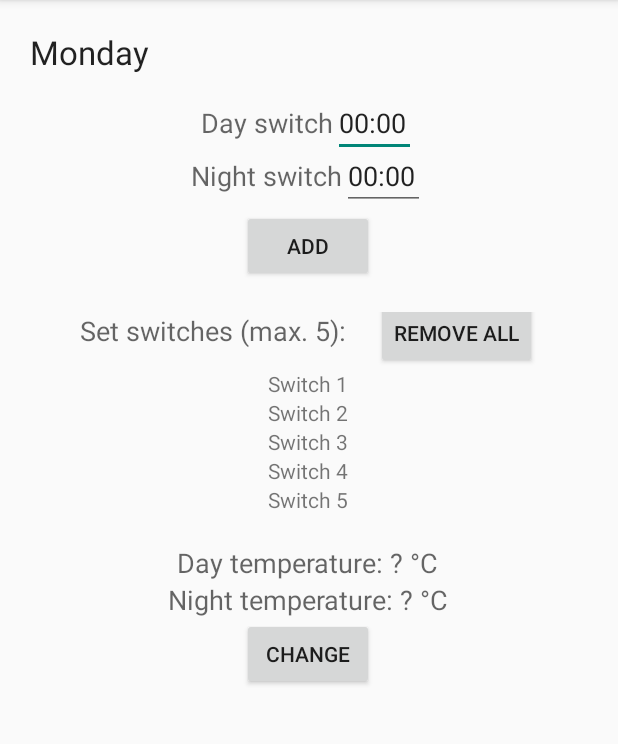
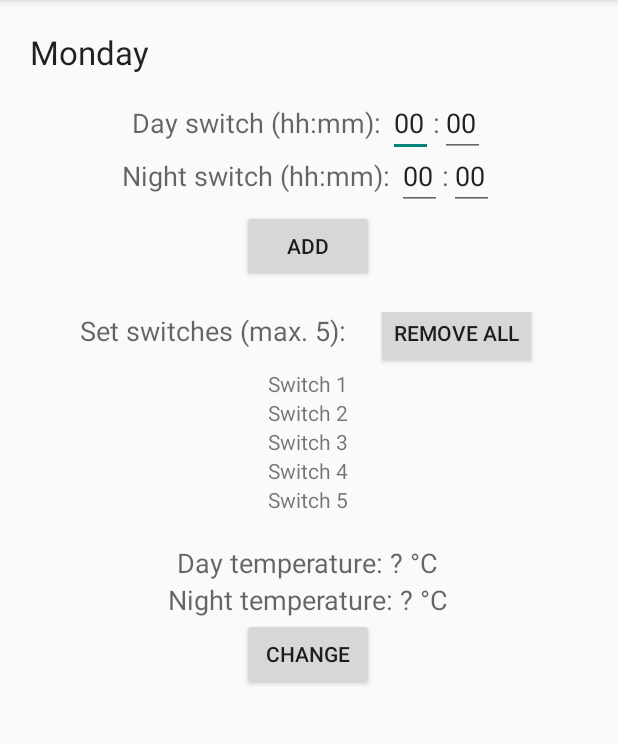
Before and after one commit to HTI-35/Thermostat, an Android app: the Monday screen opened directly, with no data from a screen before it, on a phone screen of 412 x 824 dp, the part 84-828 px from its top. Run offline under Robolectric (Android 15) with nearby library versions, the phone set to English and light mode, and no system bars; network calls fail; 3 statements that could not run were skipped.

Commit message:
Input filters for setting switches
filters: hrs 00-24, mins 00-59, all fields max 2 characters (must be
numbers); fix so that when user presses Next (tab) it goes to the right
input field; attempt to get cursor at index 2 when this is done but it
doesn't work for all fields

```diff
--- /dev/null
+++ b/DemoThermostat/app/src/main/java/nl/tue/demothermostat/InputFilterMinMax.java
@@ -0,0 +1,40 @@
+package nl.tue.demothermostat;
+
+import android.text.InputFilter;
+import android.text.Spanned;
+
+// class to set input filter for day & night switch input (00-24 for hours and 00-59 for minutes)
+// code taken from StackOverflow
+
+public class InputFilterMinMax implements InputFilter {
+
+    private int min, max;
+
+    public InputFilterMinMax(int min, int max) {
+        this.min = min;
+        this.max = max;
+    }
+
+    public InputFilterMinMax(String min, String max) {
+        this.min = Integer.parseInt(min);
+        this.max = Integer.parseInt(max);
+    }
+
+    @Override
+    public CharSequence filter(CharSequence source, int start, int end, Spanned dest, int dstart, int dend) {
+        try {
+            // Remove the string out of destination that is to be replaced
+            String newVal = dest.toString().substring(0, dstart) + dest.toString().substring(dend, dest.toString().length());
+            // Add the new string in
+            newVal = newVal.substring(0, dstart) + source.toString() + newVal.substring(dstart, newVal.length());
+            int input = Integer.parseInt(newVal);
+            if (isInRange(min, max, input))
+                return null;
+        } catch (NumberFormatException nfe) { }
+        return "";
+    }
+
+    private boolean isInRange(int a, int b, int c) {
+        return b > a ? c >= a && c <= b : c >= b && c <= a;
+    }
+}
--- a/DemoThermostat/app/src/main/java/nl/tue/demothermostat/Monday.java
+++ b/DemoThermostat/app/src/main/java/nl/tue/demothermostat/Monday.java
@@ -3,6 +3,7 @@ package nl.tue.demothermostat;
 import android.app.Activity;
 import android.content.Intent;
 import android.os.Bundle;
+import android.text.InputFilter;
 import android.view.View;
 import android.widget.Button;
 import android.widget.EditText;
@@ -28,7 +29,7 @@ public class Monday extends Day {
     TextView nightTempText;
     TextView mondayDayTemp;
     TextView mondayNightTemp;
-    EditText daySwitchText, nightSwitchText;
+    EditText daySwitchHrs, daySwitchMins, nightSwitchHrs, nightSwitchMins;
     double dayTemp; //day temperature
     double nightTemp; //night temperature
 
@@ -54,8 +55,23 @@ public class Monday extends Day {
         mondayDayTemp = (TextView)findViewById(R.id.mondayDayTemp);
         mondayNightTemp = (TextView)findViewById(R.id.mondayNightTemp);
 
-        daySwitchText = (EditText)findViewById(R.id.mondayDayTime);
-        nightSwitchText = (EditText)findViewById(R.id.mondayNightTime);
+        daySwitchHrs = (EditText)findViewById(R.id.mondayDayTimeHrs);
+        daySwitchMins = (EditText)findViewById(R.id.mondayDayTimeMins);
+        nightSwitchHrs = (EditText)findViewById(R.id.mondayNightTimeMins);
+        nightSwitchMins = (EditText)findViewById(R.id.mondayDayTimeMins);
+
+        //set input filters on switches
+        int maxLength = 2;
+        daySwitchHrs.setFilters(new InputFilter[]{new InputFilterMinMax("00", "24"), new InputFilter.LengthFilter(maxLength)});
+        nightSwitchMins.setFilters(new InputFilter[]{new InputFilterMinMax("00", "59"), new InputFilter.LengthFilter(maxLength)});
+        nightSwitchHrs.setFilters(new InputFilter[]{new InputFilterMinMax("00", "24"), new InputFilter.LengthFilter(maxLength)});
+        nightSwitchMins.setFilters(new InputFilter[]{new InputFilterMinMax("00", "59"), new InputFilter.LengthFilter(maxLength)});
+        //make sure cursor is on the right side of the edittext when user presses 'next'
+        //doesn't work for nightSwitchHrs for some reason.
+        daySwitchHrs.setSelection(2);
+        daySwitchMins.setSelection(2);
+        nightSwitchHrs.setSelection(2);
+        nightSwitchMins.setSelection(2);
 
         new Thread(new Runnable() {
             @Override
@@ -65,7 +81,7 @@ public class Monday extends Day {
                     nightTemp = Double.parseDouble(HeatingSystem.get("nightTemperature"));
 
                     mondayDayTemp.setText("Day Temperature: " + dayTemp + " \u2103");
-                    mondayNightTemp.setText("NightTemperature: " + nightTemp +  " \u2103");
+                    mondayNightTemp.setText("Night Temperature: " + nightTemp +  " \u2103");
                     //Showing weekprogram
                     wkProgram = HeatingSystem.getWeekProgram();
                 } catch (Exception e) {
@@ -75,7 +91,6 @@ public class Monday extends Day {
         }).start();
 
         //todo: timer to get day temp & night temp continuously from server
-        //once i can get it to display in the first place that is...
 
         new Thread(new Runnable() {
             @Override
@@ -163,7 +178,7 @@ public class Monday extends Day {
                         @Override
                         public void run() {
                             mondayDayTemp.setText("Day Temperature: " + dayTemp + " \u2103");
-                            mondayNightTemp.setText("NightTemperature: " + nightTemp +  " \u2103");
+                            mondayNightTemp.setText("Night Temperature: " + nightTemp +  " \u2103");
                         }
                     });
                 } catch (Exception e) {
--- a/DemoThermostat/app/src/main/java/nl/tue/demothermostat/ThermostatActivity.java
+++ b/DemoThermostat/app/src/main/java/nl/tue/demothermostat/ThermostatActivity.java
@@ -125,7 +125,7 @@ public class ThermostatActivity extends Activity {
                     vTemp+=1;
                     targetTemp.setText(vTemp + " \u2103");
                     seekBar.setProgress((int)(Math.floor(vTemp - 5.0)));
-                   setInputLimits();
+                    setInputLimits();
                 }
                 putCurrentTemperature();
             }
--- a/DemoThermostat/app/src/main/res/layout/activity_monday.xml
+++ b/DemoThermostat/app/src/main/res/layout/activity_monday.xml
@@ -11,7 +11,9 @@
         android:textAppearance="?android:attr/textAppearanceLarge"
         android:text="Monday"
         android:layout_marginBottom="20dp"
-        android:id="@+id/mondayTitle" />
+        android:id="@+id/mondayTitle"
+        android:layout_row="0"
+        android:layout_column="0" />
 
     <RelativeLayout xmlns:android="http://schemas.android.com/apk/res/android"
         android:orientation="horizontal"
@@ -22,19 +24,38 @@
             android:layout_width="wrap_content"
             android:layout_height="wrap_content"
             android:textAppearance="?android:attr/textAppearanceMedium"
-            android:text="Day switch"
+            android:text="Day switch (hh:mm): "
             android:id="@+id/mondayDay" />
-
         <EditText
-            android:layout_width="55dp"
+            android:layout_width="30dp"
             android:layout_height="wrap_content"
-            android:layout_gravity="center_horizontal"
             android:layout_alignBaseline="@+id/mondayDay"
             android:layout_toRightOf="@+id/mondayDay"
-            android:inputType="time"
+            android:nextFocusDown="@+id/mondayDayTimeMins"
+            android:inputType="number"
             android:ems="10"
-            android:id="@+id/mondayDayTime"
-            android:text="00:00" />
+            android:maxLength="2"
+            android:text="00"
+            android:id="@+id/mondayDayTimeHrs" />
+        <TextView
+            android:layout_width="wrap_content"
+            android:layout_height="wrap_content"
+            android:layout_alignBaseline="@+id/mondayDay"
+            android:layout_toRightOf="@+id/mondayDayTimeHrs"
+            android:textAppearance="?android:attr/textAppearanceMedium"
+            android:text=":"
+            android:id="@+id/mondayDayColon" />
+        <EditText
+            android:layout_width="30dp"
+            android:layout_height="wrap_content"
+            android:layout_alignBaseline="@+id/mondayDay"
+            android:layout_toRightOf="@+id/mondayDayColon"
+            android:nextFocusDown="@+id/mondayNightTimeHrs"
+            android:inputType="number"
+            android:ems="10"
+            android:maxLength="2"
+            android:text="00"
+            android:id="@+id/mondayDayTimeMins" />
     </RelativeLayout>
 
     <RelativeLayout xmlns:android="http://schemas.android.com/apk/res/android"
@@ -46,19 +67,39 @@
         android:layout_width="wrap_content"
         android:layout_height="wrap_content"
         android:textAppearance="?android:attr/textAppearanceMedium"
-        android:text="Night switch"
+        android:text="Night switch (hh:mm): "
         android:id="@+id/mondayNight" />
-
     <EditText
-        android:layout_width="55dp"
+        android:layout_width="30dp"
         android:layout_height="wrap_content"
         android:layout_alignBaseline="@+id/mondayNight"
         android:layout_toRightOf="@+id/mondayNight"
-        android:inputType="time"
+        android:nextFocusDown="@+id/mondayNightTimeMins"
+        android:inputType="number"
         android:ems="10"
-        android:id="@+id/mondayNightTime"
-        android:text="00:00" />
+        android:maxLength="2"
+        android:text="00"
+        android:id="@+id/mondayNightTimeHrs" />
+    <TextView
+        android:layout_width="wrap_content"
+        android:layout_height="wrap_content"
+        android:layout_alignBaseline="@+id/mondayDay"
+        android:layout_toRightOf="@+id/mondayNightTimeHrs"
+        android:textAppearance="?android:attr/textAppearanceMedium"
+        android:text=":"
+        android:id="@+id/mondayNightColon" />
+    <EditText
+        android:layout_width="30dp"
+        android:layout_height="wrap_content"
+        android:layout_alignBaseline="@+id/mondayNight"
+        android:layout_toRightOf="@+id/mondayNightColon"
+        android:inputType="number"
+        android:ems="10"
+        android:maxLength="2"
+        android:text="00"
+        android:id="@+id/mondayNightTimeMins" />
     </RelativeLayout>
+
 
     <Button
         android:layout_width="wrap_content"
@@ -99,7 +140,7 @@
         android:layout_gravity="center_horizontal"
         android:textAppearance="?android:attr/textAppearanceSmall"
         android:text="Switch 1"
-        android:id="@+id/mondaySwitch1" />
+        android:id="@+id/mondaySwitch1"/>
     <TextView
         android:layout_width="wrap_content"
         android:layout_height="wrap_content"
@@ -113,21 +154,21 @@
         android:layout_gravity="center_horizontal"
         android:textAppearance="?android:attr/textAppearanceSmall"
         android:text="Switch 3"
-        android:id="@+id/mondaySwitch3" />
+        android:id="@+id/mondaySwitch3"/>
     <TextView
         android:layout_width="wrap_content"
         android:layout_height="wrap_content"
         android:layout_gravity="center_horizontal"
         android:textAppearance="?android:attr/textAppearanceSmall"
         android:text="Switch 4"
-        android:id="@+id/mondaySwitch4" />
+        android:id="@+id/mondaySwitch4"/>
     <TextView
         android:layout_width="wrap_content"
         android:layout_height="wrap_content"
         android:layout_gravity="center_horizontal"
         android:textAppearance="?android:attr/textAppearanceSmall"
         android:text="Switch 5"
-        android:id="@+id/mondaySwitch5" />
+        android:id="@+id/mondaySwitch5"/>
 
 
     <LinearLayout
```
